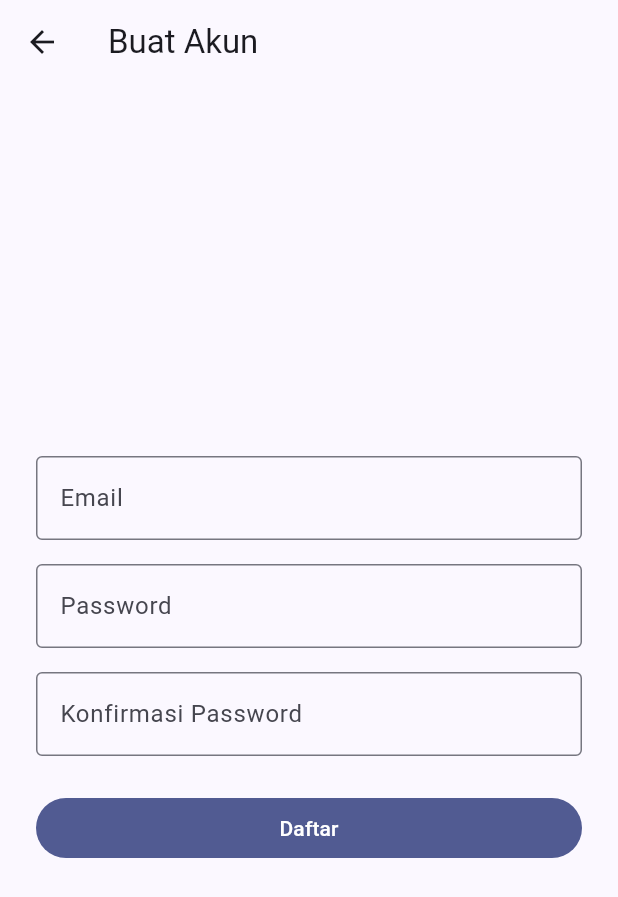
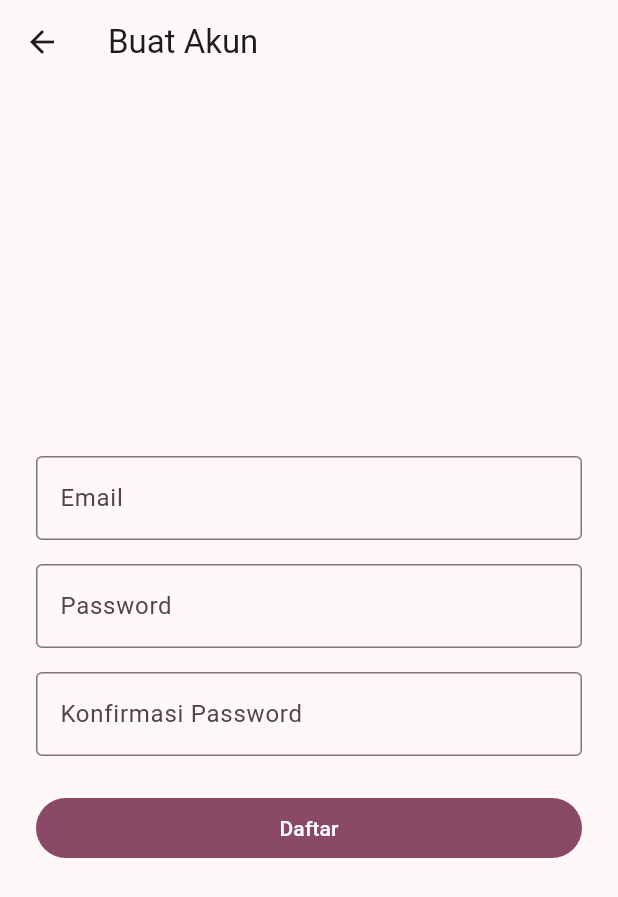
Before and after one commit to Equinoxalt/waduh_flutter, a Flutter app: the screen it shows after launch, after a tap on "Belum punya akun? Daftar", on a phone screen of 412 x 824 dp. Shown: the top 897 px of the screen. Run offline on Flutter 3.47's test engine with Material 3 defaults, Android fonts, the phone set to English and light mode, and no system bars; our stand-ins replace dio, flutter_secure_storage; network calls fail.

Commit message:
feat: brand-aligned Material 3 theme with dark mode and settings sheet

```diff
--- /dev/null
+++ b/lib/config/app_theme.dart
@@ -0,0 +1,26 @@
+import 'package:flutter/material.dart';
+
+/// Warna dasar brand Waduh — diturunkan dari gradasi magenta-rose pada
+/// logo, tapi dilunakkan (desaturasi + digelapkan) supaya kalem dan
+/// profesional dipakai sebagai warna UI, bukan mencolok seperti gradien aslinya.
+const Color brandSeedColor = Color(0xFF8C4B66);
+
+ThemeData buildLightTheme() {
+  return ThemeData(
+    useMaterial3: true,
+    colorScheme: ColorScheme.fromSeed(
+      seedColor: brandSeedColor,
+      brightness: Brightness.light,
+    ),
+  );
+}
+
+ThemeData buildDarkTheme() {
+  return ThemeData(
+    useMaterial3: true,
+    colorScheme: ColorScheme.fromSeed(
+      seedColor: brandSeedColor,
+      brightness: Brightness.dark,
+    ),
+  );
+}
--- /dev/null
+++ b/lib/controllers/theme_controller.dart
@@ -0,0 +1,29 @@
+import 'package:flutter/material.dart';
+import 'package:flutter_secure_storage/flutter_secure_storage.dart';
+
+class ThemeController extends ChangeNotifier {
+  final _storage = const FlutterSecureStorage();
+  static const _key = 'theme_mode';
+
+  ThemeMode themeMode = ThemeMode.light;
+
+  ThemeController() {
+    _loadSavedTheme();
+  }
+
+  bool get isDarkMode => themeMode == ThemeMode.dark;
+
+  Future<void> _loadSavedTheme() async {
+    final saved = await _storage.read(key: _key);
+    if (saved == 'dark') {
+      themeMode = ThemeMode.dark;
+      notifyListeners();
+    }
+  }
+
+  Future<void> toggleDarkMode(bool isDark) async {
+    themeMode = isDark ? ThemeMode.dark : ThemeMode.light;
+    notifyListeners(); // update UI dulu, baru simpan — biar switch terasa instan
+    await _storage.write(key: _key, value: isDark ? 'dark' : 'light');
+  }
+}
--- a/lib/main.dart
+++ b/lib/main.dart
@@ -1,7 +1,9 @@
 import 'package:flutter/material.dart';
 import 'package:provider/provider.dart';
+import 'config/app_theme.dart';
 import 'controllers/auth_controller.dart';
 import 'controllers/hitung_controller.dart';
+import 'controllers/theme_controller.dart';
 import 'views/login_page.dart';
 import 'views/home_page.dart';
 
@@ -18,12 +20,19 @@ class WaduhApp extends StatelessWidget {
       providers: [
         ChangeNotifierProvider(create: (_) => AuthController()),
         ChangeNotifierProvider(create: (_) => HitungController()),
+        ChangeNotifierProvider(create: (_) => ThemeController()),
       ],
-      child: MaterialApp(
-        title: 'Waduh',
-        theme: ThemeData(colorSchemeSeed: Colors.indigo),
-        debugShowCheckedModeBanner: false,
-        home: const AuthGate(),
+      child: Consumer<ThemeController>(
+        builder: (context, themeController, _) {
+          return MaterialApp(
+            title: 'Waduh',
+            theme: buildLightTheme(),
+            darkTheme: buildDarkTheme(),
+            themeMode: themeController.themeMode,
+            debugShowCheckedModeBanner: false,
+            home: const AuthGate(),
+          );
+        },
       ),
     );
   }
--- a/lib/views/login_page.dart
+++ b/lib/views/login_page.dart
@@ -52,7 +52,10 @@ class _LoginPageState extends State<LoginPage> {
               if (authController.errorMessage != null)
                 Padding(
                   padding: const EdgeInsets.only(bottom: 16),
-                  child: Text(authController.errorMessage!, style: const TextStyle(color: Colors.red)),
+                  child: Text(
+                    authController.errorMessage!,
+                    style: TextStyle(color: Theme.of(context).colorScheme.error),
+                  ),
                 ),
               SizedBox(
                 width: double.infinity,
--- a/lib/views/signup_page.dart
+++ b/lib/views/signup_page.dart
@@ -56,7 +56,10 @@ class _SignupPageState extends State<SignupPage> {
               if (displayError != null)
                 Padding(
                   padding: const EdgeInsets.only(bottom: 16),
-                  child: Text(displayError, style: const TextStyle(color: Colors.red)),
+                  child: Text(
+                    displayError,
+                    style: TextStyle(color: Theme.of(context).colorScheme.error),
+                  ),
                 ),
               SizedBox(
                 width: double.infinity,
```
Also changed, not shown: lib/views/hitung_page.dart (+5 -2 lines), lib/views/home_page.dart (+37 -3 lines).
